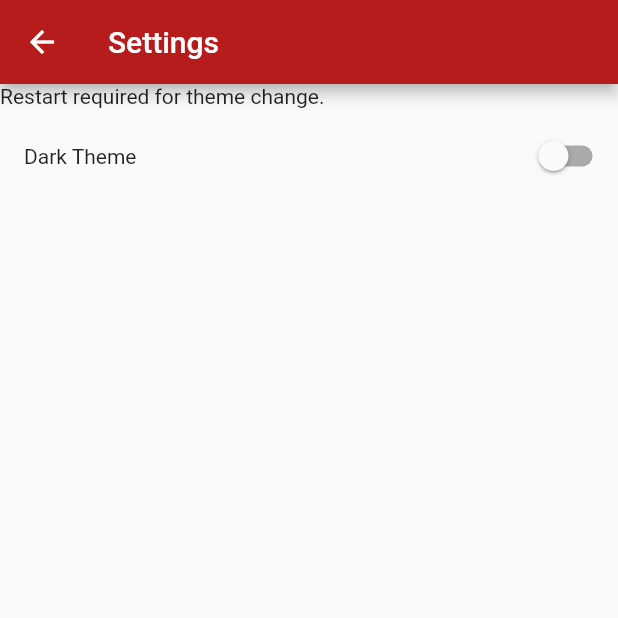
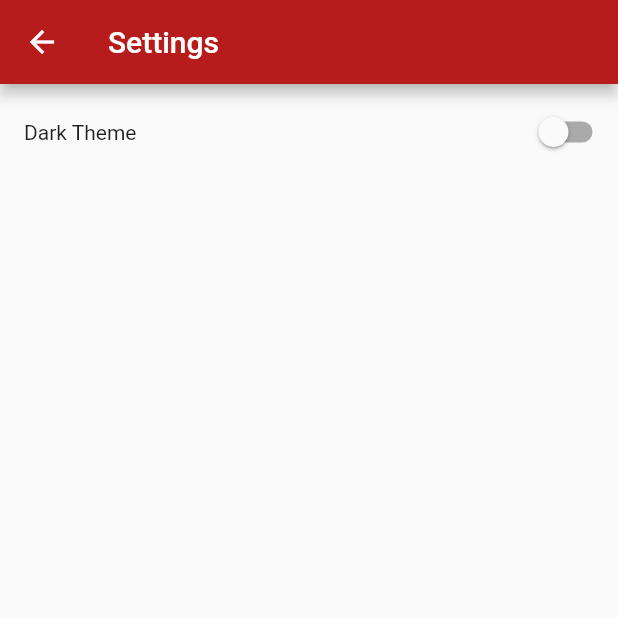
Before and after one commit to sebkoller/lobster-app, a Flutter app: the screen it shows after launch, in the side drawer, after a tap on "Settings", on a phone screen of 412 x 824 dp, the top half of it. Run offline on Flutter 3.47's test engine with Material 2 defaults, Android fonts, the phone set to English and light mode, and no system bars; our stand-ins replace dynamic_theme, flutter_slidable, shared_preferences; missing offline and left inert: flutter_html_view; network calls fail.

Commit message:
remove outdated message

```diff
--- a/lib/settings.dart
+++ b/lib/settings.dart
@@ -33,7 +33,6 @@ class _SettingsPageState extends State<SettingsPage> {
           if (snapshot.hasData) {
             return ListView(
               children: <Widget>[
-                Text("Restart required for theme change."),
                 _BooleanItem("Dark Theme", Theme.of(context).brightness == Brightness.dark, (bool value) {
                   DynamicTheme.of(context).setBrightness(value ? Brightness.dark : Brightness.light);
                 }),
```
